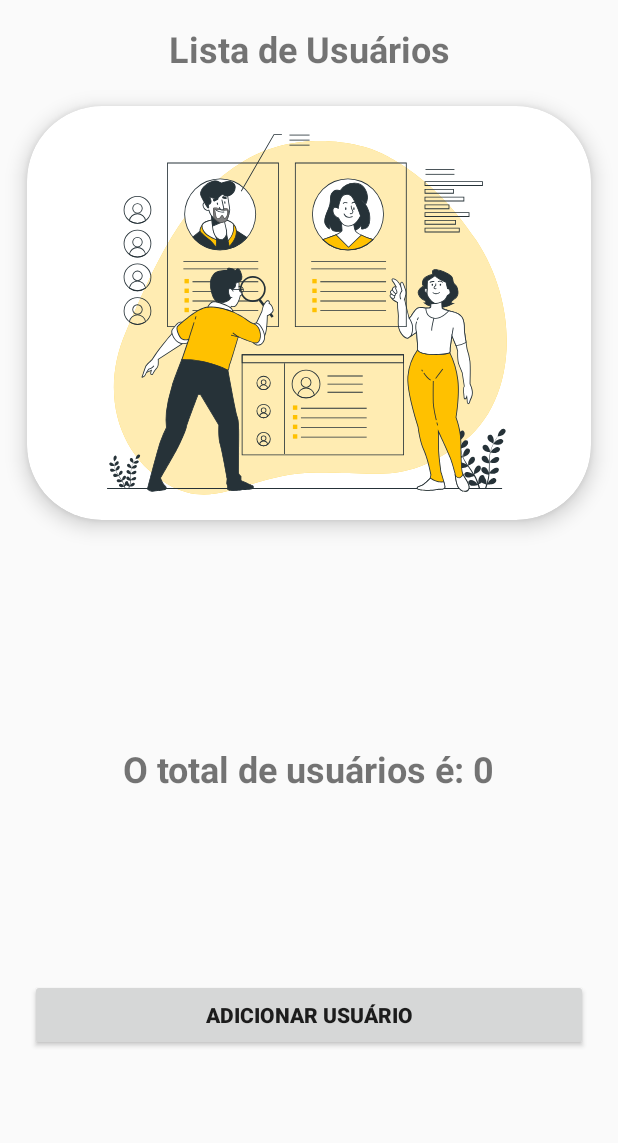
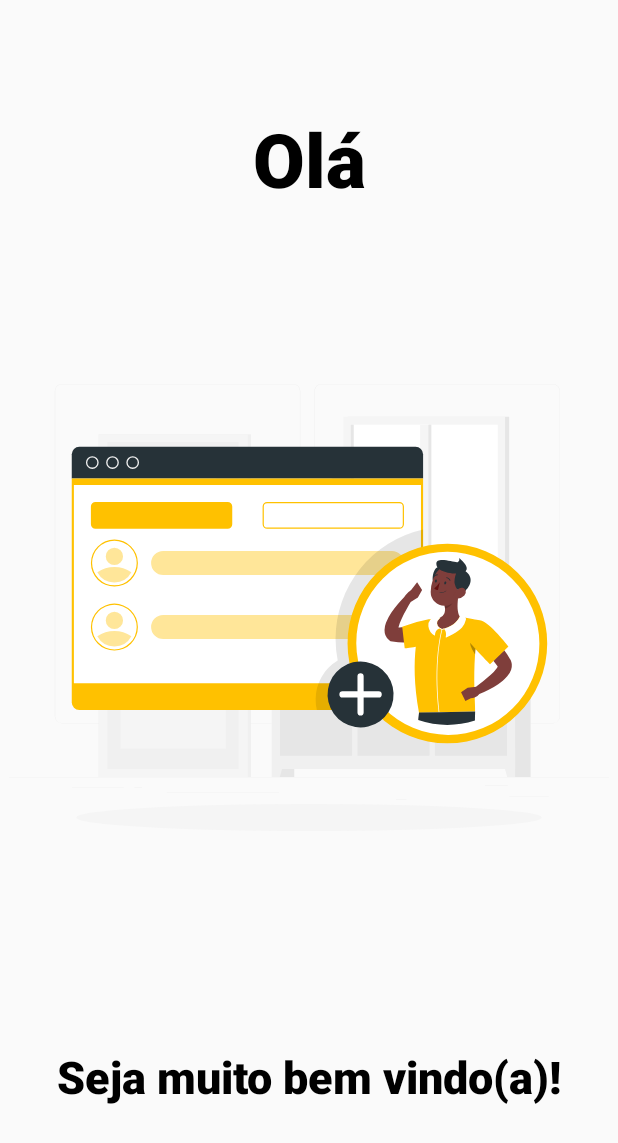
Before and after one commit to LorranFranzDev/Lista-de-Usuarios, an Android app: the first screen one second after launch (MainActivity before the commit, SplashScreenActivity after it), on a phone screen of 412 x 824 dp. Shown: the top 1143 px of the screen. Run offline under Robolectric (Android 15) with nearby library versions, the phone set to English and light mode, and no system bars.

Commit message:
Adding SplashScreen and making some layout changes.

```diff
--- a/app/build.gradle
+++ b/app/build.gradle
@@ -62,4 +62,5 @@ dependencies {
     // Coroutines
     def coroutines_version = "1.3.9"
     implementation("org.jetbrains.kotlinx:kotlinx-coroutines-android:$coroutines_version")
+
 }
--- /dev/null
+++ b/app/src/main/java/dev/franz/listadeusurios/SplashScreenActivity.kt
@@ -0,0 +1,25 @@
+package dev.franz.listadeusurios
+
+import android.content.Intent
+import androidx.appcompat.app.AppCompatActivity
+import android.os.Bundle
+import android.os.Handler
+
+class SplashScreenActivity : AppCompatActivity() {
+
+    lateinit var handler: Handler
+
+    override fun onCreate(savedInstanceState: Bundle?) {
+        super.onCreate(savedInstanceState)
+        setContentView(R.layout.activity_splash_screen)
+
+        handler = Handler()
+        handler.postDelayed( {
+
+            val intent = Intent ( this, MainActivity::class.java)
+            startActivity(intent)
+            finish()
+
+        }, 2700) // Tempo de 3 segundos para a chamada da Activity Main
+    }
+}
--- a/app/src/main/res/layout/activity_main.xml
+++ b/app/src/main/res/layout/activity_main.xml
@@ -10,20 +10,22 @@
         android:id="@+id/textView2"
         android:layout_width="wrap_content"
         android:layout_height="wrap_content"
-        android:layout_margin="16dp"
+        android:layout_marginTop="30dp"
         android:text="Lista de Usuários"
         android:textSize="24sp"
         android:textStyle="bold"
         app:layout_constraintBottom_toTopOf="@+id/cd_Image"
         app:layout_constraintEnd_toEndOf="parent"
         app:layout_constraintStart_toStartOf="parent"
-        app:layout_constraintTop_toTopOf="parent" />
+        app:layout_constraintTop_toTopOf="parent"
+        android:textColor="@color/primary_200"/>
 
     <androidx.cardview.widget.CardView
         android:id="@+id/cd_Image"
         android:layout_width="match_parent"
         android:layout_height="300dp"
-        android:layout_margin="10dp"
+        android:layout_marginTop="40dp"
+        android:layout_margin="20dp"
         app:cardCornerRadius="50dp"
         app:cardElevation="8dp"
         app:cardPreventCornerOverlap="false"
@@ -50,8 +52,9 @@
         android:layout_height="wrap_content"
         android:text="Hello World!"
         android:textStyle="bold"
-        android:textSize="24sp"
-        android:layout_marginTop="200dp"
+        android:textSize="18sp"
+        android:textColor="@color/primary_200"
+        android:layout_marginTop="300dp"
         app:layout_constraintBottom_toBottomOf="parent"
         app:layout_constraintEnd_toEndOf="parent"
         app:layout_constraintStart_toStartOf="parent"
@@ -62,12 +65,12 @@
         android:layout_width="match_parent"
         android:layout_height="wrap_content"
         android:layout_margin="20dp"
+        android:background="@color/secondary_200"
+        android:text="Adicionar Usuário"
         android:textStyle="bold"
-        android:text="Adicionar Usuário"
         app:layout_constraintBottom_toBottomOf="parent"
         app:layout_constraintEnd_toEndOf="parent"
-        app:layout_constraintStart_toStartOf="parent"
-        app:layout_constraintTop_toBottomOf="@+id/tvinfoTotalUsers" />
+        app:layout_constraintStart_toStartOf="parent" />
 
 
 
--- /dev/null
+++ b/app/src/main/res/layout/activity_splash_screen.xml
@@ -0,0 +1,48 @@
+<?xml version="1.0" encoding="utf-8"?>
+<androidx.constraintlayout.widget.ConstraintLayout xmlns:android="http://schemas.android.com/apk/res/android"
+    xmlns:app="http://schemas.android.com/apk/res-auto"
+    xmlns:tools="http://schemas.android.com/tools"
+    android:layout_width="match_parent"
+    android:layout_height="match_parent"
+    tools:context=".SplashScreenActivity">
+
+
+    <ImageView
+        android:id="@+id/addLogo"
+        android:layout_width="400dp"
+        android:layout_height="400dp"
+        android:src="@drawable/ic_add_user"
+        app:layout_constraintBottom_toBottomOf="parent"
+        app:layout_constraintEnd_toEndOf="parent"
+        app:layout_constraintStart_toStartOf="parent"
+        app:layout_constraintTop_toTopOf="parent" />
+
+
+    <TextView
+        android:id="@+id/textView3"
+        android:layout_width="match_parent"
+        android:layout_height="80dp"
+        android:gravity="center"
+        android:text="Olá"
+        android:fontFamily="sans-serif-medium"
+        android:textStyle="bold"
+        android:textColor="@color/primary_700"
+        android:textSize="50sp"
+        app:layout_constraintBottom_toTopOf="@+id/addLogo"
+        app:layout_constraintTop_toTopOf="parent"
+        tools:layout_editor_absoluteX="6dp" />
+
+    <TextView
+        android:layout_width="match_parent"
+        android:layout_height="80dp"
+        android:gravity="center"
+        android:text="Seja muito bem vindo(a)!"
+        android:fontFamily="sans-serif-medium"
+        android:textStyle="bold"
+        android:textColor="@color/primary_700"
+        android:textSize="30sp"
+        app:layout_constraintBottom_toBottomOf="parent"
+        app:layout_constraintEnd_toEndOf="parent"
+        app:layout_constraintStart_toStartOf="parent"
+        app:layout_constraintTop_toBottomOf="@+id/addLogo" />
+</androidx.constraintlayout.widget.ConstraintLayout>
```
Also changed, not shown: app/src/main/AndroidManifest.xml (+5 -12 lines), app/src/main/res/layout/activity_new_user.xml (+8 -2 lines), app/src/main/res/drawable/add1.png (added).
